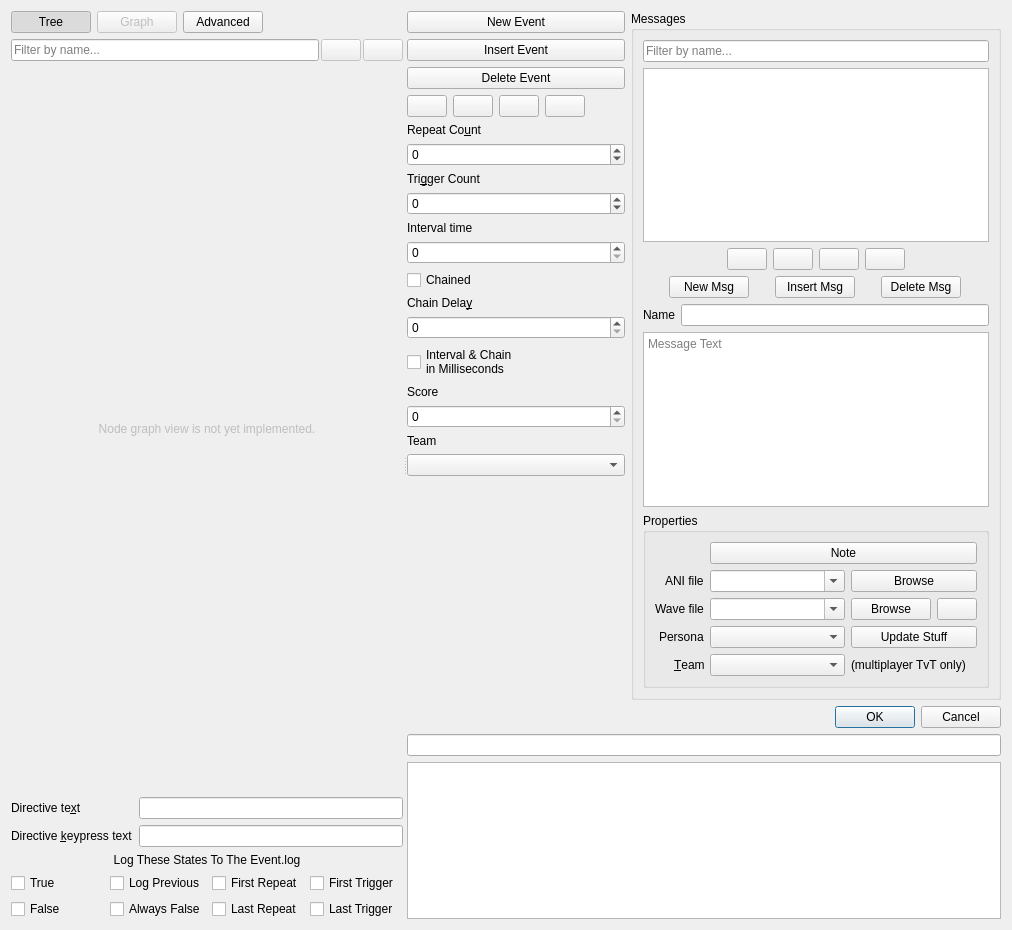
This is qtfred/ui/MissionEventsDialog.ui in MjnMixael/fs2open.github.com as Qt 5 draws it before an edit. The edited form follows.
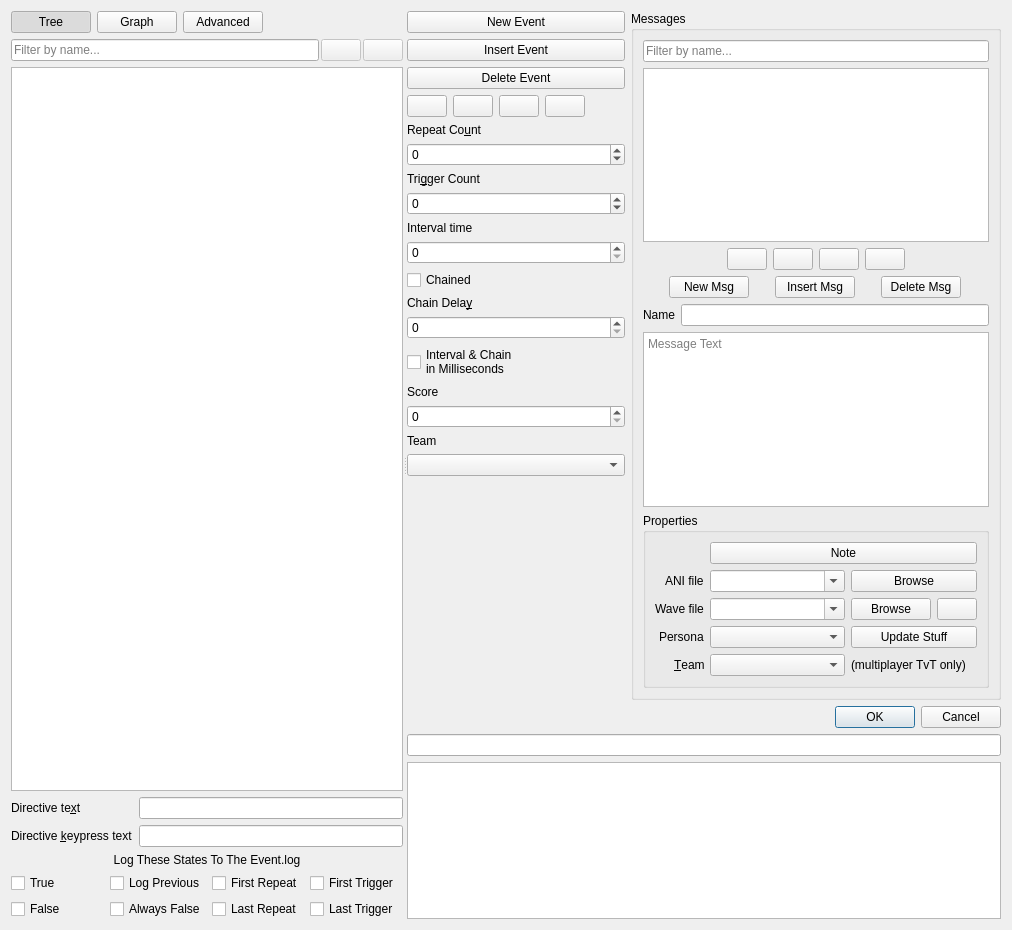
This is the edited form. The open tabs and pages were chosen to show the change. Custom widgets are drawn as their Qt base class.

Commit message: Add a relationship graph view to the qtFRED Events editor

What changed in the file:
```diff
--- a/qtfred/ui/MissionEventsDialog.ui
+++ b/qtfred/ui/MissionEventsDialog.ui
@@ -53,9 +53,6 @@
          </item>
          <item>
           <widget class="QPushButton" name="btnViewGraph">
-           <property name="enabled">
-            <bool>false</bool>
-           </property>
            <property name="toolTip">
             <string>Node graph view (not yet implemented)</string>
            </property>
@@ -174,18 +171,20 @@
          </widget>
          <widget class="QWidget" name="graphViewPage">
           <layout class="QVBoxLayout" name="graphViewPageLayout">
+           <property name="leftMargin">
+            <number>0</number>
+           </property>
+           <property name="topMargin">
+            <number>0</number>
+           </property>
+           <property name="rightMargin">
+            <number>0</number>
+           </property>
+           <property name="bottomMargin">
+            <number>0</number>
+           </property>
            <item>
-            <widget class="QLabel" name="graphPlaceholderLabel">
-             <property name="enabled">
-              <bool>false</bool>
-             </property>
-             <property name="text">
-              <string>Node graph view is not yet implemented.</string>
-             </property>
-             <property name="alignment">
-              <set>Qt::AlignCenter</set>
-             </property>
-            </widget>
+            <widget class="fso::fred::EventGraphView" name="eventGraph"/>
            </item>
           </layout>
          </widget>
@@ -1021,6 +1020,11 @@
    <extends>QTreeView</extends>
    <header>ui/widgets/sexp_tree_view.h</header>
   </customwidget>
+  <customwidget>
+   <class>fso::fred::EventGraphView</class>
+   <extends>QGraphicsView</extends>
+   <header>ui/widgets/EventGraphView.h</header>
+  </customwidget>
  </customwidgets>
  <tabstops>
   <tabstop>eventTree</tabstop>
```
Left out of the diff: 2 changed lines with no effect on the pictures. The commit also changes 9 other files.
